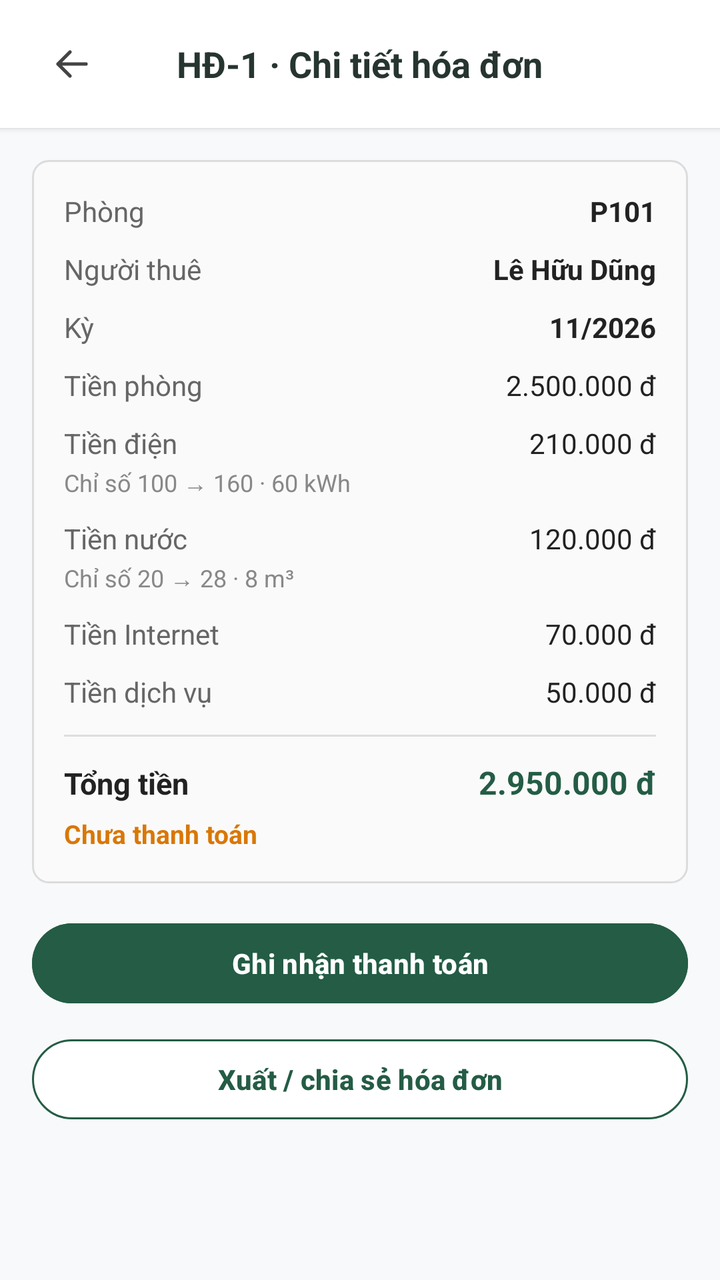
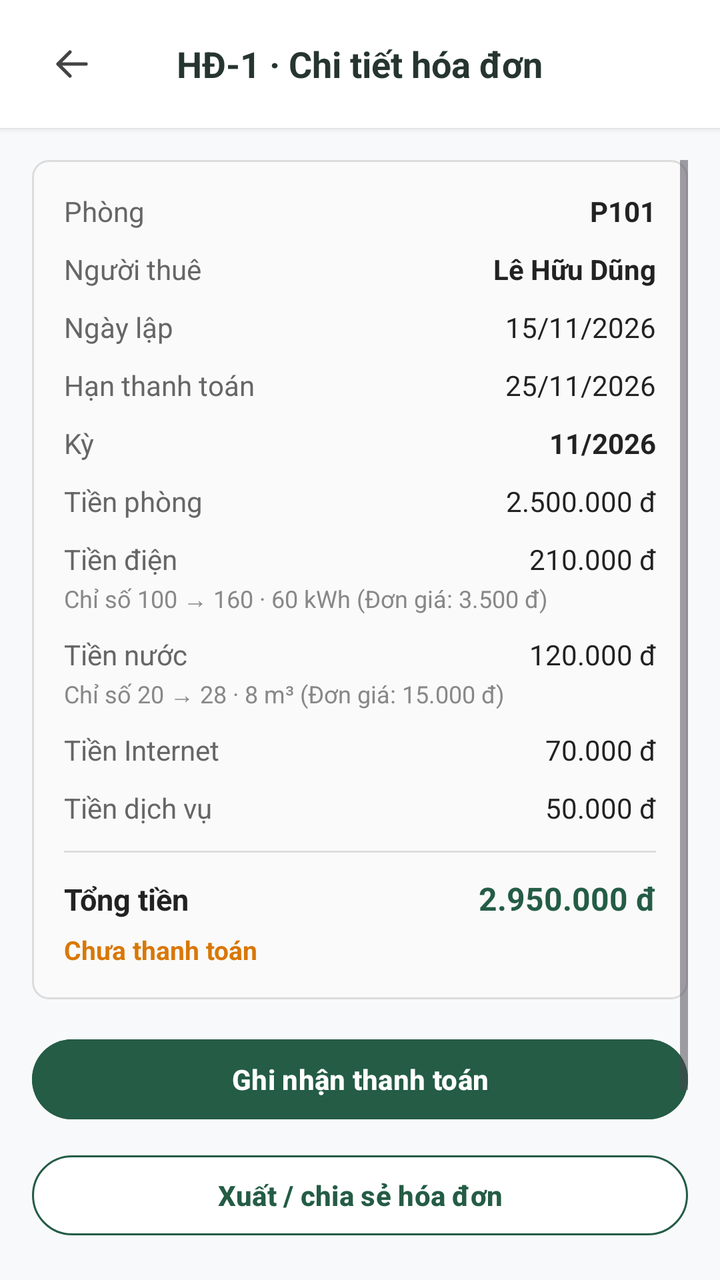

Compare the two renders of this Android layout. The source of the first and the diff that turns it into the second are given below.
<!-- AndroidManifest.xml: application theme Theme.BTLQuanLyNhaTro -->
<!-- res/layout/activity_chi_tiet_hoa_don.xml -->
<?xml version="1.0" encoding="utf-8"?>
<LinearLayout xmlns:android="http://schemas.android.com/apk/res/android"
    xmlns:tools="http://schemas.android.com/tools"
    xmlns:app="http://schemas.android.com/apk/res-auto"
    android:layout_width="match_parent"
    android:layout_height="match_parent"
    android:background="#F8F9FA"
    android:fitsSystemWindows="true"
    android:orientation="vertical"
    tools:context=".ChiTietHoaDonActivity">

    
    <RelativeLayout
        android:layout_width="match_parent"
        android:layout_height="64dp"
        android:background="#FFFFFF"
        android:elevation="2dp"
        android:paddingHorizontal="16dp">

        <ImageView
            android:id="@+id/btnBack"
            android:layout_width="40dp"
            android:layout_height="40dp"
            android:layout_centerVertical="true"
            android:layout_alignParentStart="true"
            android:background="?attr/selectableItemBackgroundBorderless"
            android:clickable="true"
            android:focusable="true"
            android:padding="8dp"
            android:src="@drawable/ic_back"
            android:contentDescription="Quay lại" />

        <TextView
            android:id="@+id/txtTieuDeHeader"
            android:layout_width="wrap_content"
            android:layout_height="wrap_content"
            android:layout_centerInParent="true"
            android:text="HĐ-1 · Chi tiết hóa đơn"
            android:textColor="#26352F"
            android:textSize="18sp"
            android:textStyle="bold" />

    </RelativeLayout>

    
    <ScrollView
        android:layout_width="match_parent"
        android:layout_height="0dp"
        android:layout_weight="1"
        android:fillViewport="true"
        android:padding="16dp">

        <LinearLayout
            android:layout_width="match_parent"
            android:layout_height="wrap_content"
            android:orientation="vertical">

            
            <LinearLayout
                android:layout_width="match_parent"
                android:layout_height="wrap_content"
                android:background="@drawable/bg_edittext"
                android:orientation="vertical"
                android:padding="16dp"
                android:layout_marginBottom="16dp">

                
                <LinearLayout
                    android:layout_width="match_parent"
                    android:layout_height="wrap_content"
                    android:orientation="horizontal"
                    android:layout_marginBottom="10dp">
                    <TextView android:layout_width="0dp" android:layout_height="wrap_content" android:layout_weight="1" android:text="Phòng" android:textColor="#666666" android:textSize="14sp"/>
                    <TextView android:id="@+id/txtChiTietPhong" android:layout_width="wrap_content" android:layout_height="wrap_content" android:text="P101" android:textColor="#222222" android:textSize="14sp" android:textStyle="bold"/>
                </LinearLayout>

                
                <LinearLayout
                    android:layout_width="match_parent"
                    android:layout_height="wrap_content"
                    android:orientation="horizontal"
                    android:layout_marginBottom="10dp">
                    <TextView android:layout_width="0dp" android:layout_height="wrap_content" android:layout_weight="1" android:text="Người thuê" android:textColor="#666666" android:textSize="14sp"/>
                    <TextView android:id="@+id/txtChiTietNguoiThue" android:layout_width="wrap_content" android:layout_height="wrap_content" android:text="Lê Hữu Dũng" android:textColor="#222222" android:textSize="14sp" android:textStyle="bold"/>
                </LinearLayout>

                
                <LinearLayout
                    android:layout_width="match_parent"
                    android:layout_height="wrap_content"
                    android:orientation="horizontal"
                    android:layout_marginBottom="10dp">
                    <TextView android:layout_width="0dp" android:layout_height="wrap_content" android:layout_weight="1" android:text="Kỳ" android:textColor="#666666" android:textSize="14sp"/>
                    <TextView android:id="@+id/txtChiTietKy" android:layout_width="wrap_content" android:layout_height="wrap_content" android:text="11/2026" android:textColor="#222222" android:textSize="14sp" android:textStyle="bold"/>
                </LinearLayout>

                
                <LinearLayout
                    android:layout_width="match_parent"
                    android:layout_height="wrap_content"
                    android:orientation="horizontal"
                    android:layout_marginBottom="10dp">
                    <TextView android:layout_width="0dp" android:layout_height="wrap_content" android:layout_weight="1" android:text="Tiền phòng" android:textColor="#666666" android:textSize="14sp"/>
                    <TextView android:id="@+id/txtChiTietTienPhong" android:layout_width="wrap_content" android:layout_height="wrap_content" android:text="2.500.000 đ" android:textColor="#222222" android:textSize="14sp"/>
                </LinearLayout>

                
                <LinearLayout
                    android:layout_width="match_parent"
                    android:layout_height="wrap_content"
                    android:orientation="vertical"
                    android:layout_marginBottom="10dp">
                    <LinearLayout
                        android:layout_width="match_parent"
                        android:layout_height="wrap_content"
                        android:orientation="horizontal">
                        <TextView android:layout_width="0dp" android:layout_height="wrap_content" android:layout_weight="1" android:text="Tiền điện" android:textColor="#666666" android:textSize="14sp"/>
                        <TextView android:id="@+id/txtChiTietTienDien" android:layout_width="wrap_content" android:layout_height="wrap_content" android:text="210.000 đ" android:textColor="#222222" android:textSize="14sp"/>
                    </LinearLayout>
                    <TextView
                        android:id="@+id/txtChiTietSubDien"
                        android:layout_width="wrap_content"
                        android:layout_height="wrap_content"
                        android:text="Chỉ số 100 → 160 · 60 kWh"
                        android:textColor="#888888"
                        android:textSize="12sp"
                        android:layout_marginTop="2dp"/>
                </LinearLayout>

                
                <LinearLayout
                    android:layout_width="match_parent"
                    android:layout_height="wrap_content"
                    android:orientation="vertical"
                    android:layout_marginBottom="10dp">
                    <LinearLayout
                        android:layout_width="match_parent"
                        android:layout_height="wrap_content"
                        android:orientation="horizontal">
                        <TextView android:layout_width="0dp" android:layout_height="wrap_content" android:layout_weight="1" android:text="Tiền nước" android:textColor="#666666" android:textSize="14sp"/>
                        <TextView android:id="@+id/txtChiTietTienNuoc" android:layout_width="wrap_content" android:layout_height="wrap_content" android:text="120.000 đ" android:textColor="#222222" android:textSize="14sp"/>
                    </LinearLayout>
                    <TextView
                        android:id="@+id/txtChiTietSubNuoc"
                        android:layout_width="wrap_content"
                        android:layout_height="wrap_content"
                        android:text="Chỉ số 20 → 28 · 8 m³"
                        android:textColor="#888888"
                        android:textSize="12sp"
                        android:layout_marginTop="2dp"/>
                </LinearLayout>

                
                <LinearLayout
                    android:layout_width="match_parent"
                    android:layout_height="wrap_content"
                    android:orientation="horizontal"
                    android:layout_marginBottom="10dp">
                    <TextView android:layout_width="0dp" android:layout_height="wrap_content" android:layout_weight="1" android:text="Tiền Internet" android:textColor="#666666" android:textSize="14sp"/>
                    <TextView android:id="@+id/txtChiTietInternet" android:layout_width="wrap_content" android:layout_height="wrap_content" android:text="70.000 đ" android:textColor="#222222" android:textSize="14sp"/>
                </LinearLayout>

                
                <LinearLayout
                    android:layout_width="match_parent"
                    android:layout_height="wrap_content"
                    android:orientation="horizontal"
                    android:layout_marginBottom="12dp">
                    <TextView android:layout_width="0dp" android:layout_height="wrap_content" android:layout_weight="1" android:text="Tiền dịch vụ" android:textColor="#666666" android:textSize="14sp"/>
                    <TextView android:id="@+id/txtChiTietDichVu" android:layout_width="wrap_content" android:layout_height="wrap_content" android:text="50.000 đ" android:textColor="#222222" android:textSize="14sp"/>
                </LinearLayout>

                <View
                    android:layout_width="match_parent"
                    android:layout_height="1dp"
                    android:background="#DDDDDD"
                    android:layout_marginBottom="12dp"/>

                
                <LinearLayout
                    android:layout_width="match_parent"
                    android:layout_height="wrap_content"
                    android:orientation="horizontal"
                    android:layout_marginBottom="6dp">
                    <TextView android:layout_width="0dp" android:layout_height="wrap_content" android:layout_weight="1" android:text="Tổng tiền" android:textColor="#222222" android:textSize="15sp" android:textStyle="bold"/>
                    <TextView android:id="@+id/txtChiTietTongTien" android:layout_width="wrap_content" android:layout_height="wrap_content" android:text="2.950.000 đ" android:textColor="#245C45" android:textSize="16sp" android:textStyle="bold"/>
                </LinearLayout>

                
                <TextView
                    android:id="@+id/txtChiTietTrangThai"
                    android:layout_width="wrap_content"
                    android:layout_height="wrap_content"
                    android:text="Chưa thanh toán"
                    android:textColor="#D97706"
                    android:textSize="13sp"
                    android:textStyle="bold"/>
            </LinearLayout>

            
            <com.google.android.material.button.MaterialButton
                android:id="@+id/btnGhiNhanThanhToan"
                android:layout_width="match_parent"
                android:layout_height="48dp"
                android:backgroundTint="#245C45"
                android:text="Ghi nhận thanh toán"
                android:textColor="#FFFFFF"
                android:textStyle="bold"
                android:layout_marginBottom="10dp"/>

            
            <com.google.android.material.button.MaterialButton
                android:id="@+id/btnXuatHoaDon"
                android:layout_width="match_parent"
                android:layout_height="48dp"
                android:backgroundTint="#FFFFFF"
                android:textColor="#245C45"
                app:strokeColor="#245C45"
                app:strokeWidth="1dp"
                android:text="Xuất / chia sẻ hóa đơn"
                android:textStyle="bold"/>

        </LinearLayout>
    </ScrollView>

</LinearLayout>
<!-- resources referenced by this layout -->
<resources>
  <!-- drawable bg_edittext (drawable) -->
  <shape xmlns:android="http://schemas.android.com/apk/res/android">
      <solid android:color="#FAFAFA"/>
      <stroke android:width="1dp" android:color="#DCDCDC"/>
      <corners android:radius="8dp"/>
  </shape>
  <!-- drawable ic_back (drawable) -->
  <vector xmlns:android="http://schemas.android.com/apk/res/android"
      android:width="24dp" android:height="24dp" android:viewportWidth="24" android:viewportHeight="24">
      <path android:pathData="M19,12 L5,12 M11,6 L5,12 L11,18" android:strokeColor="@color/darker_gray"
          android:strokeWidth="1.7" android:strokeLineCap="round" android:strokeLineJoin="round" />
  </vector>
  <style name="Theme.BTLQuanLyNhaTro" parent="Base.Theme.BTLQuanLyNhaTro" />
  <color name="darker_gray">#FF444444</color>
  <style name="Base.Theme.BTLQuanLyNhaTro" parent="Theme.Material3.DayNight.NoActionBar">
          
          
      </style>
</resources>

<!-- the commit's change to res/layout/activity_chi_tiet_hoa_don.xml (unified diff, before → after) -->
@@ -90,6 +90,26 @@
                     android:layout_height="wrap_content"
                     android:orientation="horizontal"
                     android:layout_marginBottom="10dp">
+                    <TextView android:layout_width="0dp" android:layout_height="wrap_content" android:layout_weight="1" android:text="Ngày lập" android:textColor="#666666" android:textSize="14sp"/>
+                    <TextView android:id="@+id/txtChiTietNgayLap" android:layout_width="wrap_content" android:layout_height="wrap_content" android:text="15/11/2026" android:textColor="#222222" android:textSize="14sp"/>
+                </LinearLayout>
+
+                
+                <LinearLayout
+                    android:layout_width="match_parent"
+                    android:layout_height="wrap_content"
+                    android:orientation="horizontal"
+                    android:layout_marginBottom="10dp">
+                    <TextView android:layout_width="0dp" android:layout_height="wrap_content" android:layout_weight="1" android:text="Hạn thanh toán" android:textColor="#666666" android:textSize="14sp"/>
+                    <TextView android:id="@+id/txtChiTietHanThanhToan" android:layout_width="wrap_content" android:layout_height="wrap_content" android:text="25/11/2026" android:textColor="#222222" android:textSize="14sp"/>
+                </LinearLayout>
+
+                
+                <LinearLayout
+                    android:layout_width="match_parent"
+                    android:layout_height="wrap_content"
+                    android:orientation="horizontal"
+                    android:layout_marginBottom="10dp">
                     <TextView android:layout_width="0dp" android:layout_height="wrap_content" android:layout_weight="1" android:text="Kỳ" android:textColor="#666666" android:textSize="14sp"/>
                     <TextView android:id="@+id/txtChiTietKy" android:layout_width="wrap_content" android:layout_height="wrap_content" android:text="11/2026" android:textColor="#222222" android:textSize="14sp" android:textStyle="bold"/>
                 </LinearLayout>
@@ -121,7 +141,7 @@
                         android:id="@+id/txtChiTietSubDien"
                         android:layout_width="wrap_content"
                         android:layout_height="wrap_content"
-                        android:text="Chỉ số 100 → 160 · 60 kWh"
+                        android:text="Chỉ số 100 → 160 · 60 kWh (Đơn giá: 3.500 đ)"
                         android:textColor="#888888"
                         android:textSize="12sp"
                         android:layout_marginTop="2dp"/>
@@ -144,7 +164,7 @@
                         android:id="@+id/txtChiTietSubNuoc"
                         android:layout_width="wrap_content"
                         android:layout_height="wrap_content"
-                        android:text="Chỉ số 20 → 28 · 8 m³"
+                        android:text="Chỉ số 20 → 28 · 8 m³ (Đơn giá: 15.000 đ)"
                         android:textColor="#888888"
                         android:textSize="12sp"
                         android:layout_marginTop="2dp"/>
@@ -220,6 +240,32 @@
                 android:text="Xuất / chia sẻ hóa đơn"
                 android:textStyle="bold"/>
 
+            
+            <com.google.android.material.button.MaterialButton
+                android:id="@+id/btnSuaHoaDon"
+                android:layout_width="match_parent"
+                android:layout_height="48dp"
+                android:layout_marginTop="10dp"
+                android:backgroundTint="#FFFFFF"
+                android:textColor="#245C45"
+                app:strokeColor="#245C45"
+                app:strokeWidth="1dp"
+                android:text="Sửa hóa đơn"
+                android:textStyle="bold" />
+
+            
+            <com.google.android.material.button.MaterialButton
+                android:id="@+id/btnXoaHoaDon"
+                android:layout_width="match_parent"
+                android:layout_height="48dp"
+                android:layout_marginTop="10dp"
+                android:backgroundTint="#FFFFFF"
+                android:textColor="#DC2626"
+                app:strokeColor="#DC2626"
+                app:strokeWidth="1dp"
+                android:text="Xóa hóa đơn"
+                android:textStyle="bold" />
+
         </LinearLayout>
     </ScrollView>
 
